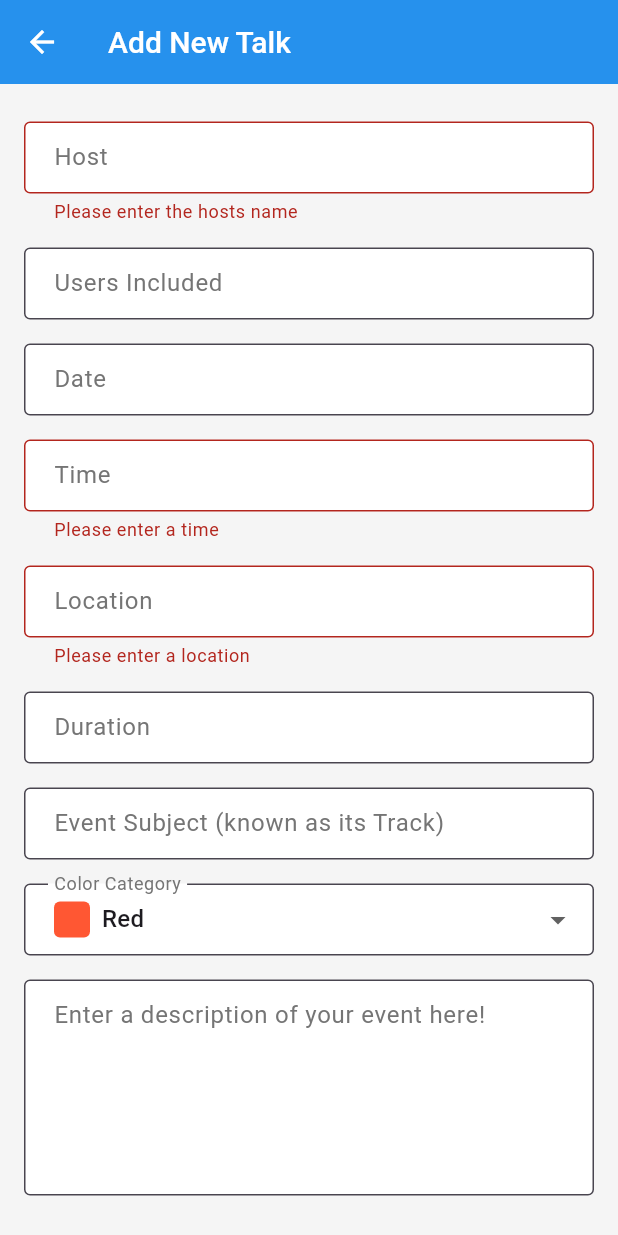
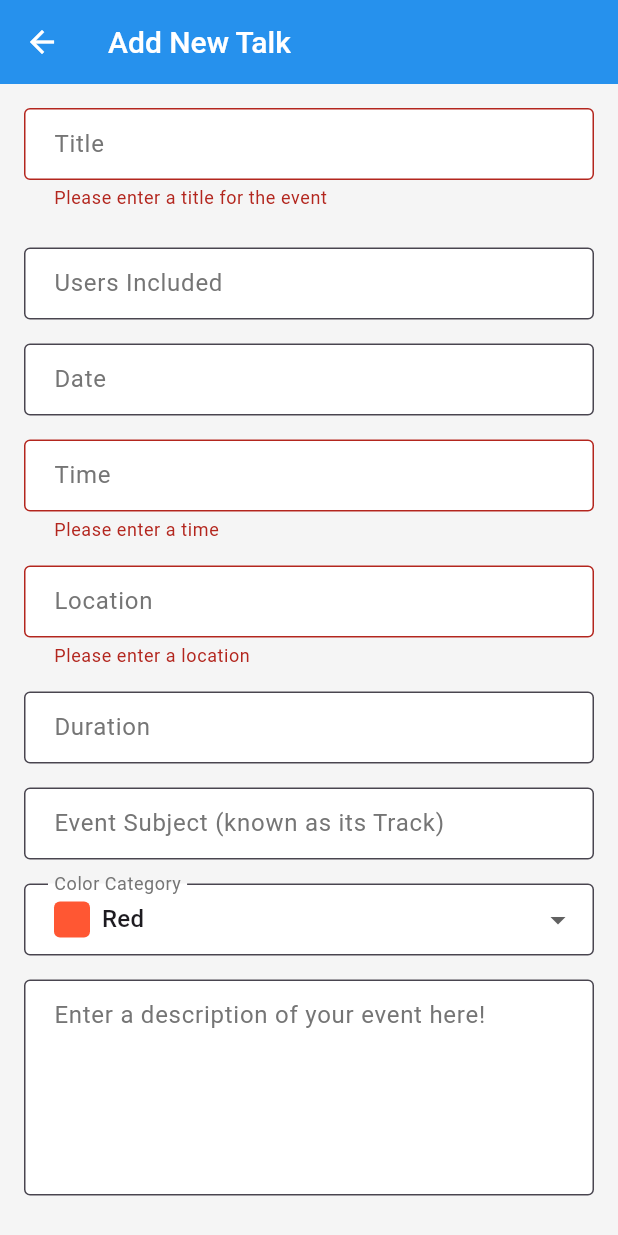
Before and after one commit to finn1817/confernece_app, a Flutter app: the TalkFormScreen screen opened directly with empty values, scrolled down 75 dp, after a tap on "Save Talk", on a phone screen of 412 x 824 dp. Run offline on Flutter 3.47's test engine with Material 3 defaults, Android fonts, the phone set to English and light mode, and no system bars; our stand-ins replace cloud_firestore, firebase_core; accounts and stored records are empty.

Commit message:
fixed bug - text look in UI, also added in comments

```diff
--- a/lib/talk_form_screen.dart
+++ b/lib/talk_form_screen.dart
@@ -20,7 +20,7 @@ class _TalkFormScreenState extends State<TalkFormScreen> {
   late TextEditingController _trackController;
   late TextEditingController _durationController;
   late TextEditingController _descriptionController;
-  late TextEditingController _attendeesController; // newest field we added for users (we call them meeting attendees
+  late TextEditingController _attendeesController; // newest field we added for users
   late String _selectedColor;
 
   // color options
@@ -35,7 +35,6 @@ class _TalkFormScreenState extends State<TalkFormScreen> {
   @override
   void initState() {
     super.initState();
-    // initialize controllers with existing values if editing
     _titleController = TextEditingController(text: widget.talk?['title'] ?? '');
     _speakerController = TextEditingController(text: widget.talk?['speaker'] ?? '');
     _timeController = TextEditingController(text: widget.talk?['time'] ?? '');
@@ -48,18 +47,11 @@ class _TalkFormScreenState extends State<TalkFormScreen> {
     _selectedColor = widget.talk?['colorCode'] ?? '#FF5733';
   }
 
-  // validate date format (00/00/00)
+  // get specific date format (00/00/00)
   String? _validateDateFormat(String? value) {
-    if (value == null || value.isEmpty) {
-      return null; // allow empty dates
-    }
-
-    // check if it matches the 00/00/00 format
-    RegExp dateRegex = RegExp(r'^\d{2}/\d{2}/\d{2}$');
-    if (!dateRegex.hasMatch(value)) {
-      return 'Please use format: 00/00/00';
-    }
-
+    if (value == null || value.isEmpty) return null; // allow empty dates
+    final RegExp dateRegex = RegExp(r'^\d{2}/\d{2}/\d{2}$');
+    if (!dateRegex.hasMatch(value)) return 'Please use format: 00/00/00';
     return null;
   }
 
@@ -73,8 +65,9 @@ class _TalkFormScreenState extends State<TalkFormScreen> {
         padding: EdgeInsets.all(16.0),
         child: Form(
           key: _formKey,
-          child: ListView(
+          child: Column(
             children: [
+              // title field stays pinned under the app bar
               TextFormField(
                 controller: _titleController,
                 decoration: InputDecoration(
@@ -89,6 +82,10 @@ class _TalkFormScreenState extends State<TalkFormScreen> {
                 },
               ),
               SizedBox(height: 16),
+              // everything else scrolls
+              Expanded(
+                child: ListView(
+                  children: [
                     TextFormField(
                       controller: _speakerController,
                       decoration: InputDecoration(
@@ -103,8 +100,6 @@ class _TalkFormScreenState extends State<TalkFormScreen> {
                       },
                     ),
                     SizedBox(height: 16),
-
-              // attendees field - newest
                     TextFormField(
                       controller: _attendeesController,
                       decoration: InputDecoration(
@@ -114,8 +109,6 @@ class _TalkFormScreenState extends State<TalkFormScreen> {
                       ),
                     ),
                     SizedBox(height: 16),
-
-              // date field - with validation
                     TextFormField(
                       controller: _dayController,
                       decoration: InputDecoration(
@@ -127,8 +120,6 @@ class _TalkFormScreenState extends State<TalkFormScreen> {
                       keyboardType: TextInputType.datetime,
                     ),
                     SizedBox(height: 16),
-
-              // time
                     TextFormField(
                       controller: _timeController,
                       decoration: InputDecoration(
@@ -158,7 +149,6 @@ class _TalkFormScreenState extends State<TalkFormScreen> {
                       },
                     ),
                     SizedBox(height: 16),
-              // Duration field
                     TextFormField(
                       controller: _durationController,
                       decoration: InputDecoration(
@@ -168,8 +158,6 @@ class _TalkFormScreenState extends State<TalkFormScreen> {
                       ),
                     ),
                     SizedBox(height: 16),
-
-              // event subject
                     TextFormField(
                       controller: _trackController,
                       decoration: InputDecoration(
@@ -179,14 +167,12 @@ class _TalkFormScreenState extends State<TalkFormScreen> {
                       ),
                     ),
                     SizedBox(height: 16),
-
-              // Color dropdown - fixed to avoid duplicate values
                     DropdownButtonFormField<String>(
                       decoration: InputDecoration(
                         labelText: 'Color Category',
                         border: OutlineInputBorder(),
                       ),
-                value: colorOptions.any((color) => color['code'] == _selectedColor)
+                      value: colorOptions.any((c) => c['code'] == _selectedColor)
                           ? _selectedColor
                           : colorOptions[0]['code'],
                       items: colorOptions.map((color) {
@@ -198,7 +184,10 @@ class _TalkFormScreenState extends State<TalkFormScreen> {
                                 width: 24,
                                 height: 24,
                                 decoration: BoxDecoration(
-                            color: Color(int.parse(color['code'].substring(1, 7), radix: 16) + 0xFF000000),
+                                  color: Color(
+                                    int.parse(color['code'].substring(1, 7), radix: 16) +
+                                        0xFF000000,
+                                  ),
                                   borderRadius: BorderRadius.circular(4),
                                 ),
                               ),
@@ -217,8 +206,6 @@ class _TalkFormScreenState extends State<TalkFormScreen> {
                       },
                     ),
                     SizedBox(height: 16),
-
-              // description field
                     TextFormField(
                       controller: _descriptionController,
                       decoration: InputDecoration(
@@ -232,13 +219,16 @@ class _TalkFormScreenState extends State<TalkFormScreen> {
                     ElevatedButton(
                       child: Padding(
                         padding: EdgeInsets.symmetric(vertical: 12),
-                  child: Text(widget.talk == null ? 'Save Talk' : 'Update Talk'),
+                        child: Text(
+                            widget.talk == null ? 'Save Talk' : 'Update Talk'),
                       ),
                       onPressed: () {
                         if (_formKey.currentState!.validate()) {
                           final updatedTalk = widget.talk == null
                               ? {
-                          'id': DateTime.now().millisecondsSinceEpoch.toString(), // Generate a unique ID for new talks
+                                  'id': DateTime.now()
+                                      .millisecondsSinceEpoch
+                                      .toString(),
                                   'title': _titleController.text,
                                   'speaker': _speakerController.text,
                                   'time': _timeController.text,
@@ -247,7 +237,8 @@ class _TalkFormScreenState extends State<TalkFormScreen> {
                                   'duration': _durationController.text,
                                   'track': _trackController.text,
                                   'description': _descriptionController.text,
-                          'attendees': _attendeesController.text.trim(), // Add attendees
+                                  'attendees':
+                                      _attendeesController.text.trim(),
                                   'colorCode': _selectedColor,
                                   'hasMissingRegistration': false,
                                   'hasMissingCopyright': false,
@@ -262,7 +253,8 @@ class _TalkFormScreenState extends State<TalkFormScreen> {
                                   'duration': _durationController.text,
                                   'track': _trackController.text,
                                   'description': _descriptionController.text,
-                          'attendees': _attendeesController.text.trim(), // Add attendees
+                                  'attendees':
+                                      _attendeesController.text.trim(),
                                   'colorCode': _selectedColor,
                                 };
 
@@ -270,6 +262,9 @@ class _TalkFormScreenState extends State<TalkFormScreen> {
                           Navigator.pop(context);
                         }
                       },
+                    ),
+                  ],
+                ),
               ),
             ],
           ),
@@ -288,7 +283,7 @@ class _TalkFormScreenState extends State<TalkFormScreen> {
     _trackController.dispose();
     _durationController.dispose();
     _descriptionController.dispose();
-    _attendeesController.dispose(); // Dispose the new controller
+    _attendeesController.dispose();
     super.dispose();
   }
 }
```
Also changed, not shown: lib/talk_detail_screen.dart (+22 -22 lines). Lines whose indentation alone changed are shown as unchanged.
